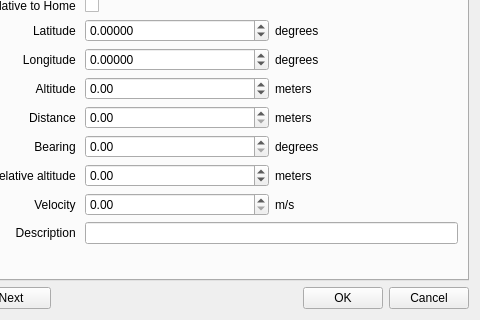
Qt form ground/gcs/src/plugins/opmap/opmap_edit_waypoint_dialog.ui (librepilot/LibrePilot) before a commit; both pictures show x 126 to 606 and y 100 to 420 of the 606 by 420 pixel window.
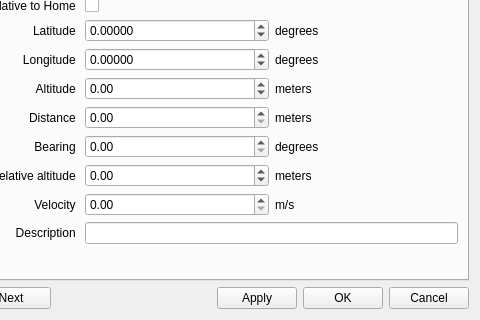
The same form after that commit. Icons and pictures are not drawn.

Commit message: LP-572 WP Editor: Add Apply button

```diff
--- a/ground/gcs/src/plugins/opmap/opmap_edit_waypoint_dialog.ui
+++ b/ground/gcs/src/plugins/opmap/opmap_edit_waypoint_dialog.ui
@@ -815,6 +815,13 @@
        </property>
       </spacer>
      </item>
+     <item>
+      <widget class="QPushButton" name="pushButtonApply">
+       <property name="text">
+        <string>Apply</string>
+       </property>
+      </widget>
+     </item>
      <item>
       <widget class="QPushButton" name="pushButtonOK">
        <property name="text">
```
Left out of the diff: 4 changed lines with no effect on the pictures. The commit also changes 2 other files.
